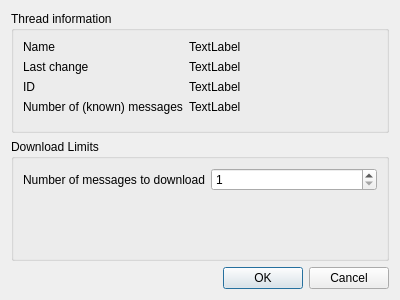
Before: the Qt Designer form src/reader/threadproperties.ui in vranki/siilihai-client, drawn with Qt 5.
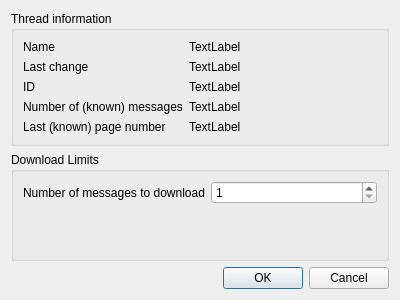
After: the same form once the commit is applied.

```diff
--- a/src/reader/threadproperties.ui
+++ b/src/reader/threadproperties.ui
@@ -79,6 +79,20 @@
         </property>
        </widget>
       </item>
+      <item row="4" column="0">
+       <widget class="QLabel" name="label_4">
+        <property name="text">
+         <string>Last (known) page number</string>
+        </property>
+       </widget>
+      </item>
+      <item row="4" column="1">
+       <widget class="QLabel" name="thLastPage">
+        <property name="text">
+         <string>TextLabel</string>
+        </property>
+       </widget>
+      </item>
      </layout>
     </widget>
    </item>
```
